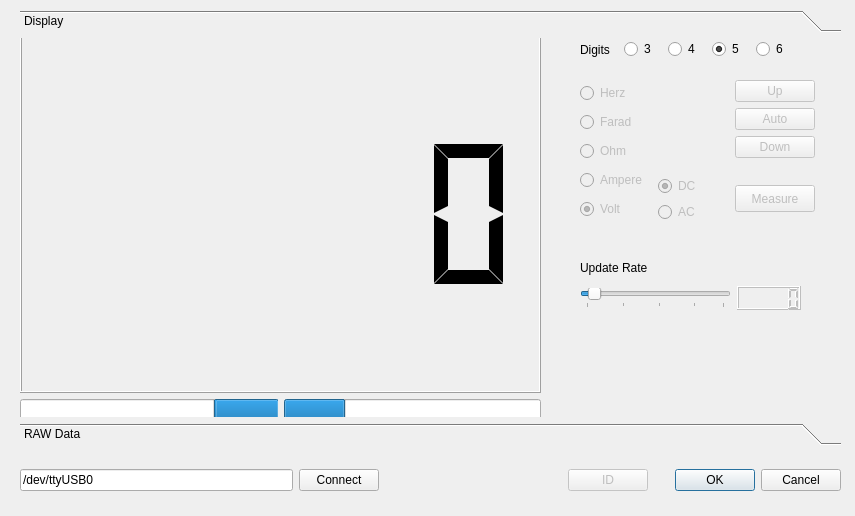
Old version of the form dmm_maindiag.ui in the repository patrikeder/DMM_diag.
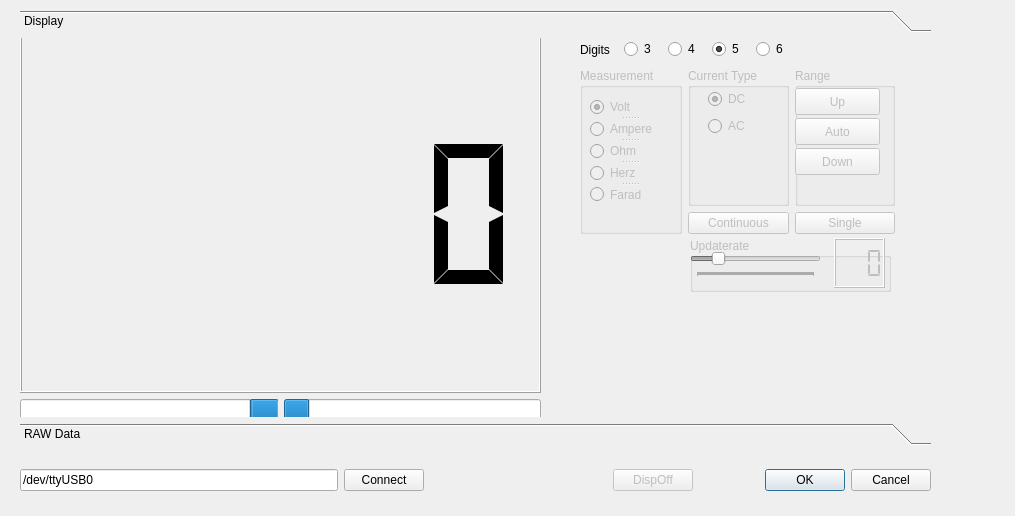
New version of the form. The open tabs and pages were chosen to show the change. Custom widgets are drawn as their Qt base class.

Commit message: All Dialogs working incl. continuous

Patch:
```diff
--- a/dmm_maindiag.ui
+++ b/dmm_maindiag.ui
@@ -6,7 +6,7 @@
    <rect>
     <x>0</x>
     <y>0</y>
-    <width>855</width>
+    <width>1015</width>
     <height>516</height>
    </rect>
   </property>
@@ -16,12 +16,12 @@
   <property name="locale">
    <locale language="English" country="UnitedStates"/>
   </property>
-  <widget class="QWidget" name="">
+  <widget class="QWidget" name="layoutWidget">
    <property name="geometry">
     <rect>
      <x>20</x>
      <y>10</y>
-     <width>821</width>
+     <width>911</width>
      <height>481</height>
     </rect>
    </property>
@@ -36,19 +36,19 @@
         <rect>
          <x>0</x>
          <y>0</y>
-         <width>819</width>
+         <width>909</width>
          <height>360</height>
         </rect>
        </property>
        <attribute name="label">
         <string>Display</string>
        </attribute>
-       <widget class="QWidget" name="">
+       <widget class="QWidget" name="layoutWidget">
         <property name="geometry">
          <rect>
           <x>560</x>
           <y>30</y>
-          <width>235</width>
+          <width>315</width>
           <height>166</height>
          </rect>
         </property>
@@ -62,6 +62,61 @@
          <item row="0" column="2" rowspan="2">
           <layout class="QVBoxLayout" name="verticalLayout">
            <item>
+            <widget class="QGroupBox" name="gb_Meas">
+             <property name="enabled">
+              <bool>false</bool>
+             </property>
+             <property name="title">
+              <string>Measurement</string>
+             </property>
+             <widget class="QSplitter" name="splitter">
+              <property name="geometry">
+               <rect>
+                <x>10</x>
+                <y>30</y>
+                <width>79</width>
+                <height>105</height>
+               </rect>
+              </property>
+              <property name="orientation">
+               <enum>Qt::Vertical</enum>
+              </property>
+              <widget class="QRadioButton" name="rB_Volt">
+               <property name="enabled">
+                <bool>false</bool>
+               </property>
+               <property name="text">
+                <string>Volt</string>
+               </property>
+               <property name="checked">
+                <bool>true</bool>
+               </property>
+               <attribute name="buttonGroup">
+                <string notr="true">bgMT</string>
+               </attribute>
+              </widget>
+              <widget class="QRadioButton" name="rB_Ampere">
+               <property name="enabled">
+                <bool>false</bool>
+               </property>
+               <property name="text">
+                <string>Ampere</string>
+               </property>
+               <attribute name="buttonGroup">
+                <string notr="true">bgMT</string>
+               </attribute>
+              </widget>
+              <widget class="QRadioButton" name="rB_Ohm">
+               <property name="enabled">
+                <bool>false</bool>
+               </property>
+               <property name="text">
+                <string>Ohm</string>
+               </property>
+               <attribute name="buttonGroup">
+                <string notr="true">bgMT</string>
+               </attribute>
+              </widget>
             <widget class="QRadioButton" name="rB_Herz">
              <property name="enabled">
               <bool>false</bool>
@@ -73,8 +128,6 @@
               <string notr="true">bgMT</string>
              </attribute>
             </widget>
-           </item>
-           <item>
             <widget class="QRadioButton" name="rB_Farad">
              <property name="enabled">
               <bool>false</bool>
@@ -86,47 +139,14 @@
               <string notr="true">bgMT</string>
              </attribute>
             </widget>
-           </item>
-           <item>
-            <widget class="QRadioButton" name="rB_Ohm">
-             <property name="enabled">
-              <bool>false</bool>
-             </property>
-             <property name="text">
-              <string>Ohm</string>
-             </property>
-             <attribute name="buttonGroup">
-              <string notr="true">bgMT</string>
-             </attribute>
-            </widget>
-           </item>
-           <item>
-            <widget class="QRadioButton" name="rB_Ampere">
-             <property name="enabled">
-              <bool>false</bool>
-             </property>
-             <property name="text">
-              <string>Ampere</string>
-             </property>
-             <attribute name="buttonGroup">
-              <string notr="true">bgMT</string>
-             </attribute>
-            </widget>
-           </item>
-           <item>
-            <widget class="QRadioButton" name="rB_Volt">
-             <property name="enabled">
-              <bool>false</bool>
-             </property>
-             <property name="text">
-              <string>Volt</string>
-             </property>
-             <property name="checked">
-              <bool>true</bool>
-             </property>
-             <attribute name="buttonGroup">
-              <string notr="true">bgMT</string>
-             </attribute>
+             </widget>
+             <zorder>rB_Volt</zorder>
+             <zorder>rB_Ampere</zorder>
+             <zorder>rB_Volt</zorder>
+             <zorder>rB_Ampere</zorder>
+             <zorder>rB_Ohm</zorder>
+             <zorder>rB_Herz</zorder>
+             <zorder>rB_Farad</zorder>
             </widget>
            </item>
           </layout>
@@ -152,7 +172,7 @@
             <bool>false</bool>
            </property>
            <property name="text">
-            <string>Measure</string>
+            <string>Single</string>
            </property>
           </widget>
          </item>
@@ -161,42 +181,88 @@
            <item>
             <layout class="QVBoxLayout" name="verticalLayout_2">
              <item>
+              <widget class="QGroupBox" name="gb_Range">
+               <property name="enabled">
+                <bool>false</bool>
+               </property>
+               <property name="title">
+                <string>Range</string>
+               </property>
               <widget class="QPushButton" name="pb_Up">
                <property name="enabled">
                 <bool>false</bool>
                </property>
+                <property name="geometry">
+                 <rect>
+                  <x>0</x>
+                  <y>20</y>
+                  <width>85</width>
+                  <height>27</height>
+                 </rect>
+                </property>
                <property name="text">
                 <string>Up</string>
                </property>
               </widget>
-             </item>
-             <item>
               <widget class="QPushButton" name="pb_Auto">
                <property name="enabled">
                 <bool>false</bool>
                </property>
+                <property name="geometry">
+                 <rect>
+                  <x>0</x>
+                  <y>50</y>
+                  <width>85</width>
+                  <height>27</height>
+                 </rect>
+                </property>
                <property name="text">
                 <string>Auto</string>
                </property>
               </widget>
-             </item>
-             <item>
               <widget class="QPushButton" name="pb_Down">
                <property name="enabled">
                 <bool>false</bool>
                </property>
+                <property name="geometry">
+                 <rect>
+                  <x>0</x>
+                  <y>80</y>
+                  <width>85</width>
+                  <height>27</height>
+                 </rect>
+                </property>
                <property name="text">
                 <string>Down</string>
                </property>
               </widget>
+              </widget>
              </item>
             </layout>
            </item>
           </layout>
          </item>
-         <item row="1" column="3">
+         <item row="0" column="3">
           <layout class="QVBoxLayout" name="verticalLayout_6">
            <item>
+            <widget class="QGroupBox" name="gB_currty">
+             <property name="enabled">
+              <bool>false</bool>
+             </property>
+             <property name="title">
+              <string>Current Type</string>
+             </property>
+             <widget class="QWidget" name="">
+              <property name="geometry">
+               <rect>
+                <x>20</x>
+                <y>20</y>
+                <width>51</width>
+                <height>50</height>
+               </rect>
+              </property>
+              <layout class="QVBoxLayout" name="verticalLayout_9">
+               <item>
             <widget class="QRadioButton" name="rb_DC">
              <property name="enabled">
               <bool>false</bool>
@@ -226,10 +292,30 @@
             </widget>
            </item>
           </layout>
-         </item>
-        </layout>
-       </widget>
-       <widget class="QWidget" name="">
+             </widget>
+            </widget>
+           </item>
+          </layout>
+         </item>
+         <item row="1" column="3">
+          <widget class="QPushButton" name="pb_MeasCont">
+           <property name="enabled">
+            <bool>false</bool>
+           </property>
+           <property name="text">
+            <string>Continuous</string>
+           </property>
+           <property name="checkable">
+            <bool>false</bool>
+           </property>
+           <property name="checked">
+            <bool>false</bool>
+           </property>
+          </widget>
+         </item>
+        </layout>
+       </widget>
+       <widget class="QWidget" name="layoutWidget">
         <property name="geometry">
          <rect>
           <x>560</x>
@@ -291,32 +377,46 @@
          </item>
         </layout>
        </widget>
-       <widget class="QWidget" name="">
+       <widget class="QWidget" name="layoutWidget">
         <property name="geometry">
          <rect>
-          <x>560</x>
-          <y>218</y>
-          <width>221</width>
+          <x>670</x>
+          <y>200</y>
+          <width>201</width>
           <height>54</height>
          </rect>
         </property>
-        <layout class="QVBoxLayout" name="verticalLayout_5">
-         <item>
-          <widget class="QLabel" name="label_5">
-           <property name="text">
-            <string>Update Rate</string>
-           </property>
-          </widget>
-         </item>
+        <layout class="QVBoxLayout" name="Update_grp">
          <item>
           <layout class="QHBoxLayout" name="horizontalLayout_3">
            <item>
+            <widget class="QGroupBox" name="gb_urate">
+             <property name="enabled">
+              <bool>false</bool>
+             </property>
+             <property name="title">
+              <string>Updaterate</string>
+             </property>
+             <property name="flat">
+              <bool>false</bool>
+             </property>
             <widget class="QSlider" name="hS_rate">
+              <property name="enabled">
+               <bool>false</bool>
+              </property>
+              <property name="geometry">
+               <rect>
+                <x>0</x>
+                <y>10</y>
+                <width>131</width>
+                <height>29</height>
+               </rect>
+              </property>
              <property name="minimum">
-              <number>1</number>
+               <number>100</number>
              </property>
              <property name="maximum">
-              <number>20</number>
+               <number>5000</number>
              </property>
              <property name="singleStep">
               <number>1</number>
@@ -325,7 +425,7 @@
               <number>5</number>
              </property>
              <property name="value">
-              <number>2</number>
+               <number>1000</number>
              </property>
              <property name="orientation">
               <enum>Qt::Horizontal</enum>
@@ -334,12 +434,28 @@
               <enum>QSlider::TicksBelow</enum>
              </property>
             </widget>
-           </item>
-           <item>
             <widget class="QLCDNumber" name="lcdRate">
              <property name="enabled">
               <bool>false</bool>
              </property>
+              <property name="geometry">
+               <rect>
+                <x>144</x>
+                <y>0</y>
+                <width>51</width>
+                <height>50</height>
+               </rect>
+              </property>
+              <property name="numDigits">
+               <number>3</number>
+              </property>
+              <property name="digitCount">
+               <number>3</number>
+              </property>
+              <property name="segmentStyle">
+               <enum>QLCDNumber::Flat</enum>
+              </property>
+             </widget>
             </widget>
            </item>
           </layout>
@@ -389,8 +505,11 @@
               <layout class="QHBoxLayout" name="horizontalLayout">
                <item>
                 <widget class="QProgressBar" name="pB_neg">
+                 <property name="maximum">
+                  <number>100</number>
+                 </property>
                  <property name="value">
-                  <number>24</number>
+                  <number>10</number>
                  </property>
                  <property name="textVisible">
                   <bool>false</bool>
@@ -402,8 +521,11 @@
                </item>
                <item>
                 <widget class="QProgressBar" name="pB_Pos">
+                 <property name="maximum">
+                  <number>100</number>
+                 </property>
                  <property name="value">
-                  <number>24</number>
+                  <number>10</number>
                  </property>
                  <property name="textVisible">
                   <bool>false</bool>
@@ -507,6 +629,25 @@
               </item>
              </layout>
             </widget>
+            <widget class="QPushButton" name="pb_ID">
+             <property name="enabled">
+              <bool>false</bool>
+             </property>
+             <property name="geometry">
+              <rect>
+               <x>740</x>
+               <y>10</y>
+               <width>85</width>
+               <height>27</height>
+              </rect>
+             </property>
+             <property name="text">
+              <string>ID</string>
+             </property>
+             <property name="checkable">
+              <bool>false</bool>
+             </property>
+            </widget>
            </widget>
            <widget class="QWidget" name="tab_Debug">
             <attribute name="title">
@@ -623,15 +764,12 @@
          <enum>QLayout::SetFixedSize</enum>
         </property>
         <item>
-         <widget class="QPushButton" name="pb_ID">
+         <widget class="QPushButton" name="pbDisp">
           <property name="enabled">
            <bool>false</bool>
           </property>
           <property name="text">
-           <string>ID</string>
-          </property>
-          <property name="checkable">
-           <bool>false</bool>
+           <string>DispOff</string>
           </property>
          </widget>
         </item>
```
Left out of the diff: 40 changed lines with no effect on the pictures. Lines whose indentation alone changed are shown as unchanged. The commit also changes 4 other files.
